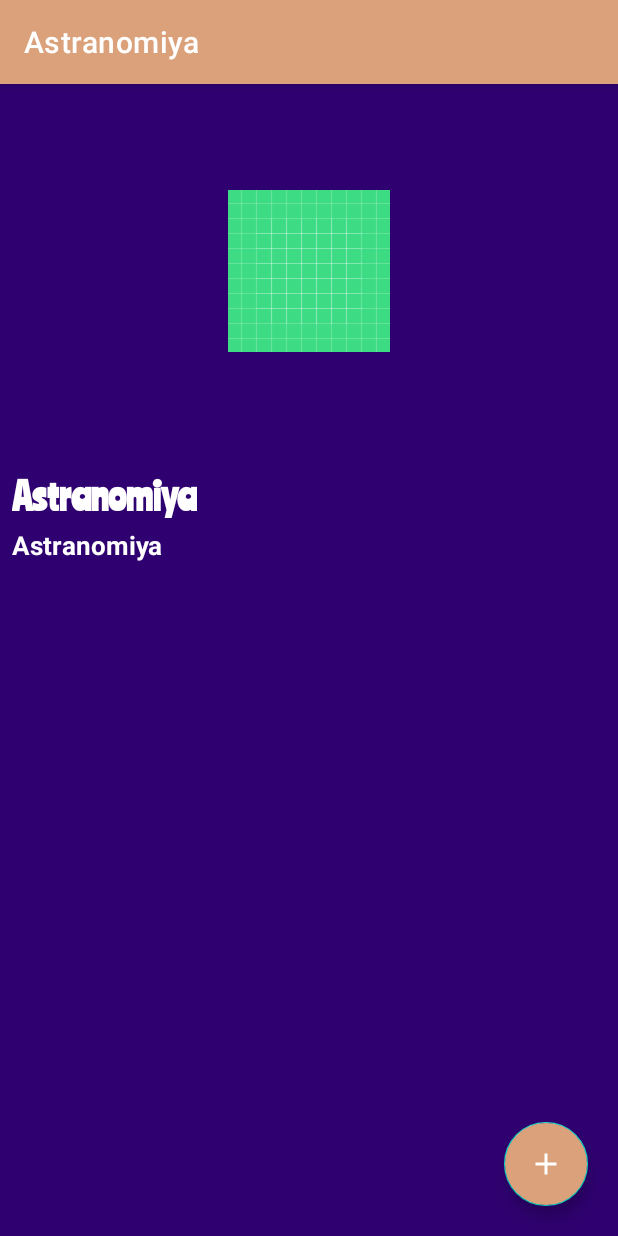
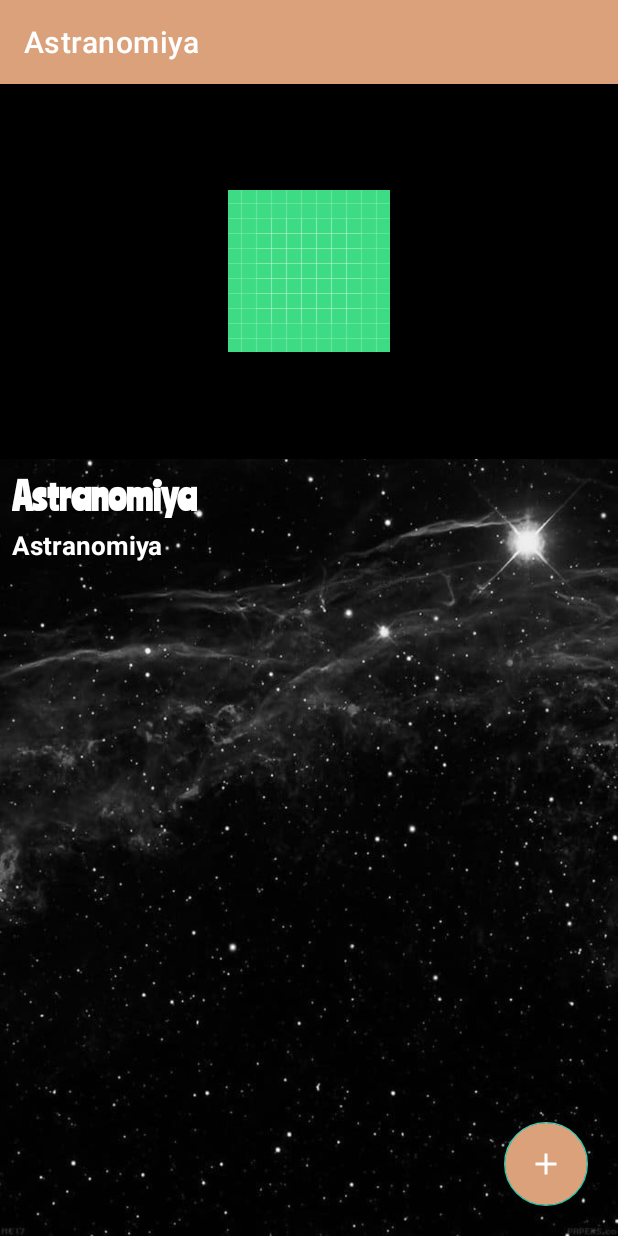
Before and after one commit to samandar-me/SolarSystem, an Android app: the fragment FavDetailFragment shown on its own in the app's theme, on a phone screen of 412 x 824 dp. Run offline under Robolectric (Android 15) with nearby library versions, the phone set to English and light mode, and no system bars; our stand-ins replace Room's generated code; pictures from the network do not load; 4 statements that could not run were skipped.

Commit message:
Solar System App

```diff
--- a/app/src/main/java/com/sdk/planetnew/presentation/ui/fav_detail/FavDetailFragment.kt
+++ b/app/src/main/java/com/sdk/planetnew/presentation/ui/fav_detail/FavDetailFragment.kt
@@ -85,7 +85,7 @@ class FavDetailFragment : Fragment() {
             baseFabClicked()
         }
         Glide.with(binding.imageView)
-            .load(planet.image)
+            .load(planet.backImage)
             .into(binding.imageView)
         binding.textTitle.text = planet.title
         binding.textDesc.text = planet.desc
--- a/app/src/main/res/layout/fragment_fav_detail.xml
+++ b/app/src/main/res/layout/fragment_fav_detail.xml
@@ -3,13 +3,13 @@
     xmlns:app="http://schemas.android.com/apk/res-auto"
     xmlns:tools="http://schemas.android.com/tools"
     android:layout_width="match_parent"
-    android:layout_height="match_parent"
-    android:background="@color/indigo">
+    android:background="@drawable/img"
+    android:layout_height="match_parent">
 
     <com.google.android.material.appbar.AppBarLayout
         android:layout_width="match_parent"
         android:layout_height="250dp"
-        android:background="@color/indigo">
+        android:background="@color/black">
 
         <com.google.android.material.appbar.CollapsingToolbarLayout
             android:layout_width="match_parent"
```
